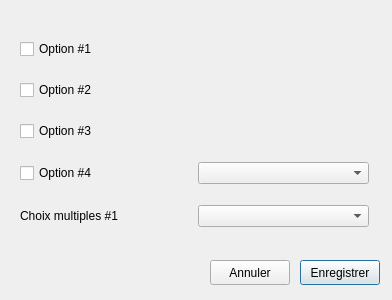
Before: the Qt Designer form lampeDimmer_GUI/setuppreferencedialog.ui in thomelect/lampeDimmer, drawn with Qt 5.
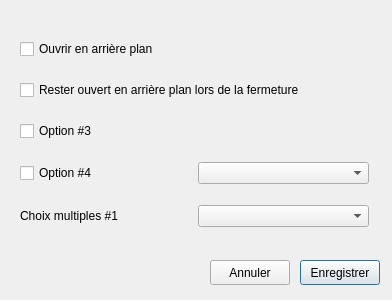
After: the same form once the commit is applied.

The edit to the form file:
```diff
--- a/lampeDimmer_GUI/setuppreferencedialog.ui
+++ b/lampeDimmer_GUI/setuppreferencedialog.ui
@@ -52,14 +52,14 @@
     <item>
      <widget class="QCheckBox" name="cbOption_1">
       <property name="text">
-       <string>Option #1</string>
+       <string>Ouvrir en arrière plan</string>
       </property>
      </widget>
     </item>
     <item>
      <widget class="QCheckBox" name="cbOption_2">
       <property name="text">
-       <string>Option #2</string>
+       <string>Rester ouvert en arrière plan lors de la fermeture</string>
       </property>
      </widget>
     </item>
```
